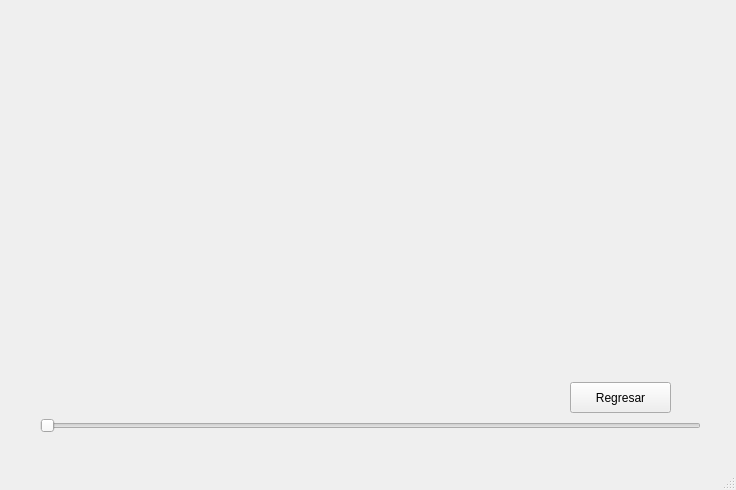
This is MainWindow.ui in juanes10z/ENTREGABLE_3_INFO as Qt 5 draws it before an edit. The edited form follows.
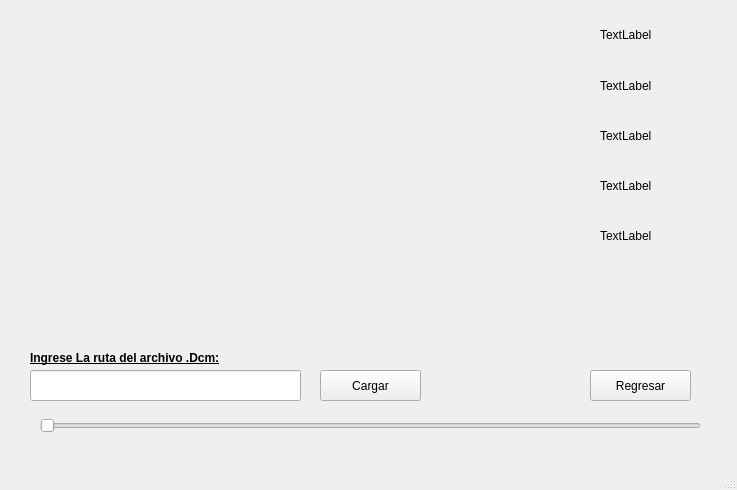
This is the edited form.

Diff of the .ui file:
```diff
--- a/MainWindow.ui
+++ b/MainWindow.ui
@@ -6,7 +6,7 @@
    <rect>
     <x>0</x>
     <y>0</y>
-    <width>736</width>
+    <width>737</width>
     <height>490</height>
    </rect>
   </property>
@@ -30,10 +30,10 @@
    <widget class="QLabel" name="img">
     <property name="geometry">
      <rect>
-      <x>10</x>
+      <x>20</x>
       <y>10</y>
-      <width>721</width>
-      <height>351</height>
+      <width>551</width>
+      <height>311</height>
      </rect>
     </property>
     <property name="text">
@@ -43,8 +43,8 @@
    <widget class="QPushButton" name="Exit_button">
     <property name="geometry">
      <rect>
-      <x>570</x>
-      <y>382</y>
+      <x>590</x>
+      <y>370</y>
       <width>101</width>
       <height>31</height>
      </rect>
@@ -53,6 +53,114 @@
      <string>Regresar</string>
     </property>
    </widget>
+   <widget class="QLineEdit" name="Campo2">
+    <property name="geometry">
+     <rect>
+      <x>30</x>
+      <y>370</y>
+      <width>271</width>
+      <height>31</height>
+     </rect>
+    </property>
+   </widget>
+   <widget class="QPushButton" name="Cargar2">
+    <property name="geometry">
+     <rect>
+      <x>320</x>
+      <y>370</y>
+      <width>101</width>
+      <height>31</height>
+     </rect>
+    </property>
+    <property name="text">
+     <string>Cargar</string>
+    </property>
+   </widget>
+   <widget class="QLabel" name="label">
+    <property name="geometry">
+     <rect>
+      <x>30</x>
+      <y>350</y>
+      <width>201</width>
+      <height>16</height>
+     </rect>
+    </property>
+    <property name="font">
+     <font>
+      <weight>75</weight>
+      <bold>true</bold>
+      <underline>true</underline>
+     </font>
+    </property>
+    <property name="text">
+     <string>Ingrese La ruta del archivo .Dcm:</string>
+    </property>
+   </widget>
+   <widget class="QLabel" name="patient_name_label">
+    <property name="geometry">
+     <rect>
+      <x>600</x>
+      <y>19</y>
+      <width>121</width>
+      <height>31</height>
+     </rect>
+    </property>
+    <property name="text">
+     <string>TextLabel</string>
+    </property>
+   </widget>
+   <widget class="QLabel" name="study_date_label">
+    <property name="geometry">
+     <rect>
+      <x>600</x>
+      <y>120</y>
+      <width>121</width>
+      <height>31</height>
+     </rect>
+    </property>
+    <property name="text">
+     <string>TextLabel</string>
+    </property>
+   </widget>
+   <widget class="QLabel" name="modality">
+    <property name="geometry">
+     <rect>
+      <x>600</x>
+      <y>170</y>
+      <width>121</width>
+      <height>31</height>
+     </rect>
+    </property>
+    <property name="text">
+     <string>TextLabel</string>
+    </property>
+   </widget>
+   <widget class="QLabel" name="study_i">
+    <property name="geometry">
+     <rect>
+      <x>600</x>
+      <y>220</y>
+      <width>121</width>
+      <height>31</height>
+     </rect>
+    </property>
+    <property name="text">
+     <string>TextLabel</string>
+    </property>
+   </widget>
+   <widget class="QLabel" name="id_p">
+    <property name="geometry">
+     <rect>
+      <x>600</x>
+      <y>70</y>
+      <width>121</width>
+      <height>31</height>
+     </rect>
+    </property>
+    <property name="text">
+     <string>TextLabel</string>
+    </property>
+   </widget>
   </widget>
   <widget class="QMenuBar" name="menubar">
    <property name="geometry">
```
Left out of the diff: 2 changed lines with no effect on the pictures.
